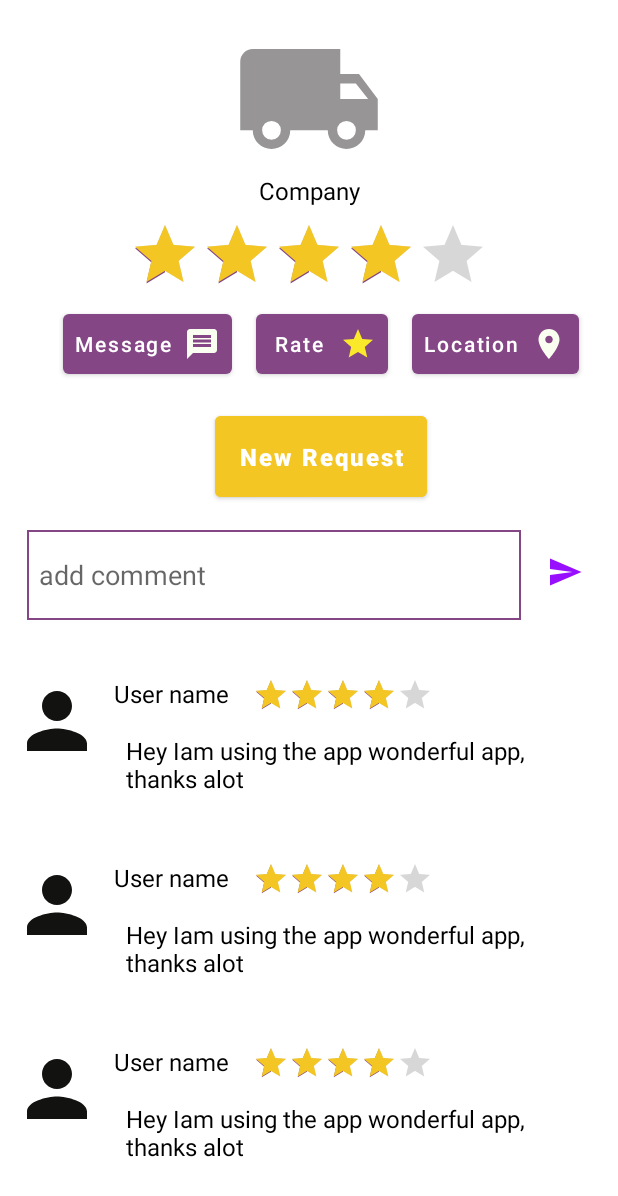
After one commit to GSG-Training/TGas, an Android app: the layout activity_company.xml on its own in the app's theme, with its tools: preview values and no code run, on a phone screen of 412 x 824 dp. The commit adds this screen. Shown: the top 1196 px of the screen. Run offline under Robolectric (Android 15) with nearby library versions, the phone set to English and light mode, and no system bars.

Commit message:
add Companyactivity and design it

```diff
--- a/app/src/main/AndroidManifest.xml
+++ b/app/src/main/AndroidManifest.xml
@@ -9,7 +9,8 @@
         android:roundIcon="@mipmap/ic_launcher_round"
         android:supportsRtl="true"
         android:theme="@style/Theme.Project_test">
-        <activity android:name=".MainActivity2"></activity>
+        <activity android:name=".CompanyActivity"></activity>
+        <activity android:name=".MainActivity2" />
         <activity android:name=".HomeActivity">
             <intent-filter>
                 <action android:name="android.intent.action.MAIN" />
--- /dev/null
+++ b/app/src/main/java/com/example/project_test/CompanyActivity.java
@@ -0,0 +1,14 @@
+package com.example.project_test;
+
+import androidx.appcompat.app.AppCompatActivity;
+
+import android.os.Bundle;
+
+public class CompanyActivity extends AppCompatActivity {
+
+    @Override
+    protected void onCreate(Bundle savedInstanceState) {
+        super.onCreate(savedInstanceState);
+        setContentView(R.layout.activity_company);
+    }
+}
--- /dev/null
+++ b/app/src/main/res/drawable/edit_comment.xml
@@ -0,0 +1,7 @@
+<?xml version="1.0" encoding="utf-8"?>
+<shape xmlns:android="http://schemas.android.com/apk/res/android"
+    android:shape="rectangle">
+
+    <stroke android:color="@color/purple_background" android:width="1dp"/>
+
+</shape>
--- a/app/src/main/res/drawable/ic_baseline_location_on_24.xml
+++ b/app/src/main/res/drawable/ic_baseline_location_on_24.xml
@@ -1,10 +1,5 @@
-<vector xmlns:android="http://schemas.android.com/apk/res/android"
-    android:width="24dp"
-    android:height="24dp"
-    android:tint="#970FFE"
-    android:viewportWidth="24"
-    android:viewportHeight="24">
-    <path
-        android:fillColor="@android:color/white"
-        android:pathData="M12,2C8.13,2 5,5.13 5,9c0,5.25 7,13 7,13s7,-7.75 7,-13c0,-3.87 -3.13,-7 -7,-7zM12,11.5c-1.38,0 -2.5,-1.12 -2.5,-2.5s1.12,-2.5 2.5,-2.5 2.5,1.12 2.5,2.5 -1.12,2.5 -2.5,2.5z" />
+<vector android:height="24dp" android:tint="#FAFEF0"
+    android:viewportHeight="24" android:viewportWidth="24"
+    android:width="24dp" xmlns:android="http://schemas.android.com/apk/res/android">
+    <path android:fillColor="@android:color/white" android:pathData="M12,2C8.13,2 5,5.13 5,9c0,5.25 7,13 7,13s7,-7.75 7,-13c0,-3.87 -3.13,-7 -7,-7zM12,11.5c-1.38,0 -2.5,-1.12 -2.5,-2.5s1.12,-2.5 2.5,-2.5 2.5,1.12 2.5,2.5 -1.12,2.5 -2.5,2.5z"/>
 </vector>
--- /dev/null
+++ b/app/src/main/res/drawable/ic_baseline_message_24.xml
@@ -0,0 +1,5 @@
+<vector android:height="24dp" android:tint="#FAFEF0"
+    android:viewportHeight="24" android:viewportWidth="24"
+    android:width="24dp" xmlns:android="http://schemas.android.com/apk/res/android">
+    <path android:fillColor="@android:color/white" android:pathData="M20,2L4,2c-1.1,0 -1.99,0.9 -1.99,2L2,22l4,-4h14c1.1,0 2,-0.9 2,-2L22,4c0,-1.1 -0.9,-2 -2,-2zM18,14L6,14v-2h12v2zM18,11L6,11L6,9h12v2zM18,8L6,8L6,6h12v2z"/>
+</vector>
--- /dev/null
+++ b/app/src/main/res/drawable/ic_baseline_send_24.xml
@@ -0,0 +1,5 @@
+<vector android:autoMirrored="true" android:height="24dp"
+    android:tint="#970FFE" android:viewportHeight="24"
+    android:viewportWidth="24" android:width="24dp" xmlns:android="http://schemas.android.com/apk/res/android">
+    <path android:fillColor="@android:color/white" android:pathData="M2.01,21L23,12 2.01,3 2,10l15,2 -15,2z"/>
+</vector>
--- /dev/null
+++ b/app/src/main/res/layout/activity_company.xml
@@ -0,0 +1,136 @@
+<?xml version="1.0" encoding="utf-8"?>
+<androidx.constraintlayout.widget.ConstraintLayout xmlns:android="http://schemas.android.com/apk/res/android"
+    xmlns:app="http://schemas.android.com/apk/res-auto"
+    xmlns:tools="http://schemas.android.com/tools"
+    android:layout_width="match_parent"
+    android:layout_height="match_parent"
+    tools:context=".CompanyActivity">
+
+    <ImageView
+        android:id="@+id/img_company"
+        android:layout_width="wrap_content"
+        android:layout_height="wrap_content"
+        android:layout_marginTop="16dp"
+        android:src="@drawable/ic_company_icon"
+        app:layout_constraintEnd_toEndOf="parent"
+        app:layout_constraintStart_toStartOf="parent"
+        app:layout_constraintTop_toTopOf="parent" />
+
+    <TextView
+        android:id="@+id/company_name"
+        android:layout_width="wrap_content"
+        android:layout_height="wrap_content"
+        android:text="Company"
+        android:textColor="@android:color/black"
+        android:textSize="16sp"
+        app:layout_constraintEnd_toEndOf="parent"
+        app:layout_constraintStart_toStartOf="parent"
+        app:layout_constraintTop_toBottomOf="@id/img_company" />
+
+    <RatingBar
+        android:id="@+id/rating_company"
+        android:layout_width="wrap_content"
+        android:layout_height="wrap_content"
+        android:layout_marginTop="8dp"
+        android:progressTint="@color/yellow_background"
+        android:rating="4"
+        app:layout_constraintEnd_toEndOf="parent"
+        app:layout_constraintStart_toStartOf="parent"
+        app:layout_constraintTop_toBottomOf="@id/company_name" />
+
+    <Button
+        android:id="@+id/message_company"
+        android:layout_width="wrap_content"
+        android:layout_height="wrap_content"
+        android:layout_marginStart="16dp"
+        android:drawableEnd="@drawable/ic_baseline_message_24"
+        android:padding="8dp"
+        android:text="Message"
+        android:textAllCaps="false"
+        app:layout_constraintEnd_toStartOf="@+id/rate_company"
+        app:layout_constraintHorizontal_bias="0.5"
+        app:layout_constraintHorizontal_chainStyle="packed"
+        app:layout_constraintStart_toStartOf="parent"
+        app:layout_constraintTop_toTopOf="@+id/rate_company" />
+
+    <Button
+        android:id="@+id/rate_company"
+        android:layout_width="wrap_content"
+        android:layout_height="wrap_content"
+        android:layout_marginStart="16dp"
+        android:drawableEnd="@drawable/ic_baseline_star_24"
+        android:padding="8dp"
+        android:text="Rate"
+        android:textAllCaps="false"
+        app:layout_constraintEnd_toStartOf="@+id/location_company"
+        app:layout_constraintHorizontal_bias="0.5"
+        app:layout_constraintStart_toEndOf="@+id/message_company"
+        app:layout_constraintTop_toTopOf="@+id/location_company" />
+
+    <Button
+        android:id="@+id/location_company"
+        android:layout_width="wrap_content"
+        android:layout_height="wrap_content"
+        android:layout_marginStart="16dp"
+        android:drawableEnd="@drawable/ic_baseline_location_on_24"
+        android:padding="8dp"
+        android:text="Location"
+        android:textAllCaps="false"
+        app:layout_constraintEnd_toEndOf="parent"
+        app:layout_constraintHorizontal_bias="0.5"
+        app:layout_constraintStart_toEndOf="@+id/rate_company"
+        app:layout_constraintTop_toBottomOf="@id/rating_company" />
+
+    <Button
+        android:id="@+id/new_request_company"
+        android:layout_width="wrap_content"
+        android:layout_height="wrap_content"
+        android:layout_marginStart="16dp"
+        android:layout_marginTop="16dp"
+        android:backgroundTint="@color/yellow_background"
+        android:padding="16dp"
+        android:text="New Request"
+        android:textAllCaps="false"
+        android:textSize="16sp"
+        android:textStyle="bold"
+        app:layout_constraintEnd_toEndOf="parent"
+        app:layout_constraintStart_toStartOf="parent"
+        app:layout_constraintTop_toBottomOf="@id/rate_company" />
+
+    <EditText
+        android:id="@+id/add_comment"
+        android:layout_width="0dp"
+        android:layout_height="wrap_content"
+        android:hint="add comment"
+        android:minHeight="60dp"
+        android:paddingStart="8dp"
+        android:layout_marginTop="16dp"
+        android:background="@drawable/edit_comment"
+        app:layout_constraintWidth_percent="0.8"
+        app:layout_constraintEnd_toStartOf="@+id/imageView3"
+        app:layout_constraintHorizontal_bias="0.5"
+        app:layout_constraintHorizontal_chainStyle="spread"
+        app:layout_constraintStart_toStartOf="parent"
+        app:layout_constraintTop_toBottomOf="@id/new_request_company" />
+
+    <ImageView
+        android:id="@+id/imageView3"
+        android:layout_width="wrap_content"
+        android:layout_height="wrap_content"
+        android:layout_marginTop="16dp"
+        android:src="@drawable/ic_baseline_send_24"
+        app:layout_constraintEnd_toEndOf="parent"
+        android:layout_marginEnd="5dp"
+        app:layout_constraintHorizontal_bias="0.5"
+        app:layout_constraintStart_toEndOf="@+id/add_comment"
+        app:layout_constraintTop_toTopOf="@+id/add_comment" />
+
+    <androidx.recyclerview.widget.RecyclerView
+        android:layout_width="match_parent"
+        android:layout_height="wrap_content"
+        android:layout_marginTop="10dp"
+        app:layout_constraintEnd_toEndOf="parent"
+        app:layout_constraintStart_toStartOf="parent"
+        app:layout_constraintTop_toBottomOf="@id/add_comment"
+        tools:listitem="@layout/comment_cell" />
+</androidx.constraintlayout.widget.ConstraintLayout>
--- /dev/null
+++ b/app/src/main/res/layout/comment_cell.xml
@@ -0,0 +1,64 @@
+<?xml version="1.0" encoding="utf-8"?>
+<androidx.constraintlayout.widget.ConstraintLayout xmlns:android="http://schemas.android.com/apk/res/android"
+    android:layout_width="match_parent"
+    android:layout_height="wrap_content"
+    android:paddingBottom="8dp"
+    android:paddingEnd="8dp"
+    android:layout_margin="8dp"
+    xmlns:app="http://schemas.android.com/apk/res-auto">
+ <ImageView
+     android:id="@+id/img_person"
+     android:layout_width="60dp"
+     android:layout_height="0dp"
+     app:layout_constraintStart_toStartOf="parent"
+     app:layout_constraintTop_toTopOf="parent"
+     app:layout_constraintBottom_toBottomOf="parent"
+     android:src="@drawable/ic_baseline_person_24"
+     />
+    <TextView
+        android:id="@+id/user_comment"
+        android:layout_width="wrap_content"
+        android:layout_height="wrap_content"
+        app:layout_constraintStart_toEndOf="@id/img_person"
+        app:layout_constraintTop_toTopOf="parent"
+        android:text="User name"
+        android:layout_marginStart="8dp"
+        android:layout_marginTop="20dp"
+        android:textSize="16sp"
+        android:textColor="@android:color/black"
+        />
+    <RatingBar
+        android:id="@+id/user_rate_comment"
+        style="@android:attr/ratingBarStyleSmall"
+        android:layout_width="wrap_content"
+        android:layout_height="wrap_content"
+        android:scaleX=".5"
+        android:scaleY=".5"
+        app:layout_constraintTop_toTopOf="parent"
+        app:layout_constraintStart_toEndOf="@id/user_comment"
+        android:layout_marginTop="20dp"
+        android:layout_marginStart="16dp"
+          android:rating="4"
+        android:progressTint="@color/yellow_background"
+        android:indeterminateTint="@color/yellow_background"
+        android:transformPivotX="0dp"
+        android:transformPivotY="0dp"
+        android:isIndicator="true"
+        android:max="5" />
+    <TextView
+        android:id="@+id/text_comment"
+        android:layout_width="0dp"
+        android:layout_height="wrap_content"
+        app:layout_constraintStart_toStartOf="@id/user_comment"
+        app:layout_constraintTop_toBottomOf="@id/user_comment"
+        android:text="Hey Iam using the app wonderful app, thanks alot "
+        android:layout_marginStart="8dp"
+        android:ellipsize="end"
+        app:layout_constraintEnd_toEndOf="parent"
+        android:layout_marginEnd="16dp"
+        android:layout_marginTop="16dp"
+        android:textSize="16sp"
+        android:textColor="@android:color/black"
+        />
+
+</androidx.constraintlayout.widget.ConstraintLayout>
```
